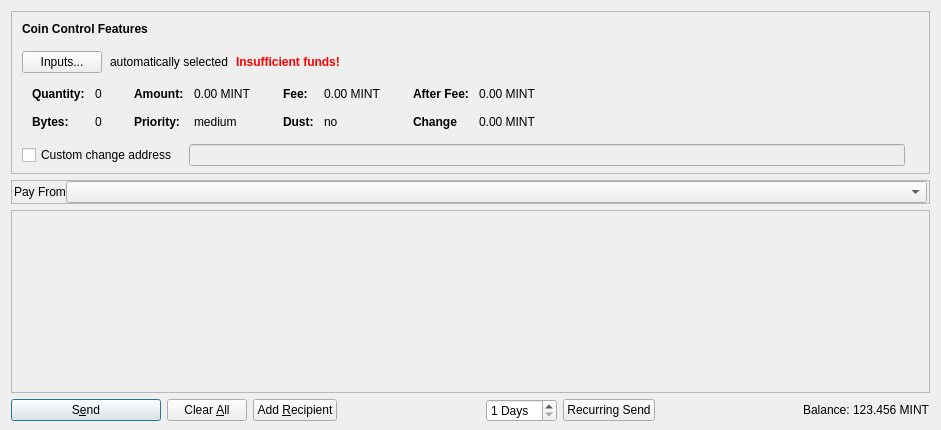
MintcoinCommunity/Mintcoin-Desktop-Wallet, file src/qt/forms/sendcoinsdialog.ui: the form before one commit.
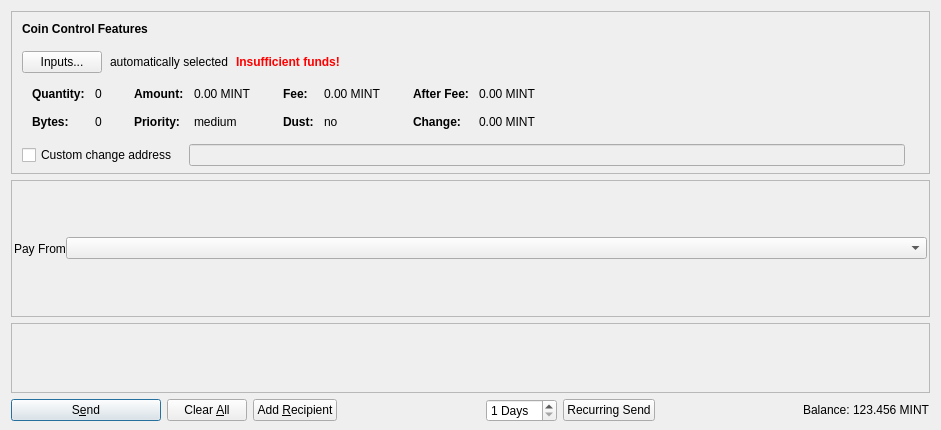
The form after the commit. Icons and pictures are not drawn. Custom widgets are drawn as their Qt base class.

Patch:
```diff
--- a/src/qt/forms/sendcoinsdialog.ui
+++ b/src/qt/forms/sendcoinsdialog.ui
@@ -13,7 +13,7 @@
   <property name="windowTitle">
    <string>Send Coins</string>
   </property>
-  <layout class="QVBoxLayout" name="verticalLayout" stretch="0,0,1,0">
+  <layout class="QVBoxLayout" name="verticalLayout" stretch="0,1,0">
    <property name="bottomMargin">
     <number>8</number>
    </property>
@@ -497,7 +497,7 @@
                   </font>
                  </property>
                  <property name="text">
-                  <string>Change</string>
+                  <string>Change:</string>
                  </property>
                 </widget>
                </item>
```
Left out of the diff: 15 changed lines with no effect on the pictures.
